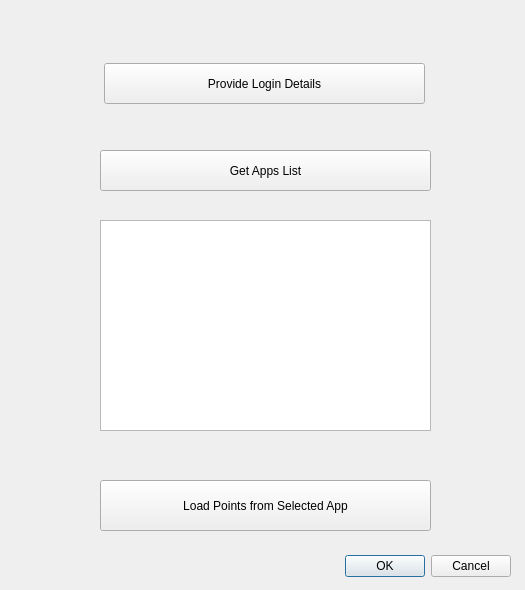
Qt form fulcrum_sync_dialog_base.ui (staffordsmith83/fulcrum_sync) before a commit.
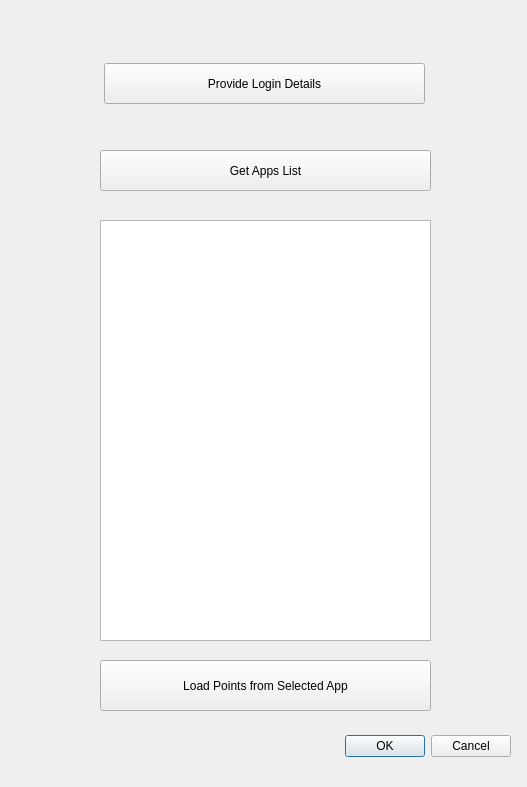
The same form after that commit.

Commit message: Working to a basic level

```diff
--- a/fulcrum_sync_dialog_base.ui
+++ b/fulcrum_sync_dialog_base.ui
@@ -6,8 +6,8 @@
    <rect>
     <x>0</x>
     <y>0</y>
-    <width>525</width>
-    <height>590</height>
+    <width>527</width>
+    <height>787</height>
    </rect>
   </property>
   <property name="windowTitle">
@@ -17,7 +17,7 @@
    <property name="geometry">
     <rect>
      <x>170</x>
-     <y>550</y>
+     <y>730</y>
      <width>341</width>
      <height>32</height>
     </rect>
@@ -59,7 +59,7 @@
    <property name="geometry">
     <rect>
      <x>100</x>
-     <y>480</y>
+     <y>660</y>
      <width>331</width>
      <height>51</height>
     </rect>
@@ -74,7 +74,7 @@
      <x>100</x>
      <y>220</y>
      <width>331</width>
-     <height>211</height>
+     <height>421</height>
     </rect>
    </property>
   </widget>
```
The commit also changes 2 other files.
